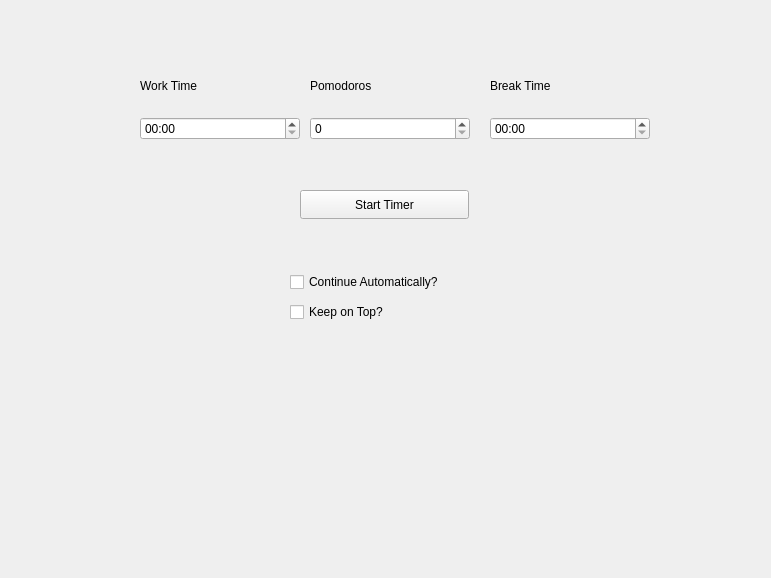
Above: mainwindow.ui from alexandra-len/PomodoroTimer before the change. Below: the same form after it.
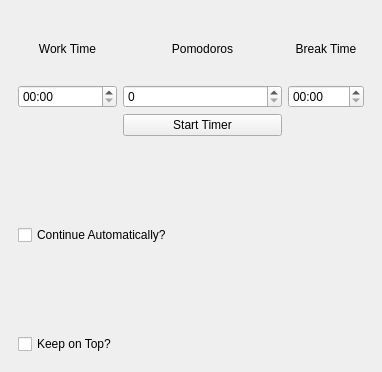
That is the form after the change.

Commit message:
resizing correctly
still messy code

Diff of the .ui file:
```diff
--- a/mainwindow.ui
+++ b/mainwindow.ui
@@ -6,71 +6,35 @@
    <rect>
     <x>0</x>
     <y>0</y>
-    <width>771</width>
-    <height>578</height>
+    <width>382</width>
+    <height>372</height>
    </rect>
   </property>
   <property name="windowTitle">
    <string>MainWindow</string>
   </property>
   <widget class="QWidget" name="centralwidget">
+   <layout class="QGridLayout" name="gridLayout_7">
+    <item row="0" column="0">
    <widget class="QStackedWidget" name="stackedWidget">
-    <property name="geometry">
-     <rect>
-      <x>-10</x>
-      <y>0</y>
-      <width>781</width>
-      <height>581</height>
-     </rect>
+      <property name="autoFillBackground">
+       <bool>false</bool>
     </property>
     <property name="currentIndex">
      <number>0</number>
     </property>
     <widget class="QWidget" name="page">
-     <widget class="QWidget" name="gridLayoutWidget_2">
-      <property name="geometry">
-       <rect>
-        <x>150</x>
-        <y>60</y>
-        <width>160</width>
-        <height>80</height>
-       </rect>
-      </property>
-      <layout class="QGridLayout" name="gridLayout_2">
-       <item row="2" column="0">
-        <widget class="QTimeEdit" name="setWork">
-         <property name="currentSection">
-          <enum>QDateTimeEdit::Section::MinuteSection</enum>
-         </property>
-         <property name="displayFormat">
-          <string>mm:ss</string>
-         </property>
-        </widget>
-       </item>
-       <item row="1" column="0">
-        <widget class="QLabel" name="label">
-         <property name="text">
-          <string>Work Time</string>
-         </property>
-        </widget>
-       </item>
-      </layout>
-     </widget>
-     <widget class="QWidget" name="gridLayoutWidget_3">
-      <property name="geometry">
-       <rect>
-        <x>500</x>
-        <y>60</y>
-        <width>160</width>
-        <height>80</height>
-       </rect>
-      </property>
+       <layout class="QGridLayout" name="gridLayout_5">
+        <item row="0" column="3">
       <layout class="QGridLayout" name="gridLayout_3">
        <item row="0" column="0">
         <widget class="QLabel" name="label_2">
          <property name="text">
           <string>Break Time</string>
          </property>
+            <property name="alignment">
+             <set>Qt::AlignmentFlag::AlignCenter</set>
+            </property>
         </widget>
        </item>
        <item row="1" column="0">
@@ -84,104 +48,99 @@
         </widget>
        </item>
       </layout>
-     </widget>
+        </item>
+        <item row="1" column="1" colspan="2">
      <widget class="QPushButton" name="startBtn">
-      <property name="geometry">
-       <rect>
-        <x>310</x>
-        <y>190</y>
-        <width>169</width>
-        <height>29</height>
-       </rect>
-      </property>
       <property name="text">
        <string>Start Timer</string>
       </property>
      </widget>
-     <widget class="QWidget" name="gridLayoutWidget_4">
-      <property name="geometry">
-       <rect>
-        <x>320</x>
-        <y>60</y>
-        <width>160</width>
-        <height>80</height>
-       </rect>
-      </property>
-      <layout class="QGridLayout" name="gridLayout_4">
-       <item row="1" column="0">
-        <widget class="QSpinBox" name="pomodoroNr"/>
        </item>
        <item row="0" column="0">
-        <widget class="QLabel" name="label_3">
+         <layout class="QGridLayout" name="gridLayout_2">
+          <item row="2" column="0">
+           <widget class="QTimeEdit" name="setWork">
+            <property name="currentSection">
+             <enum>QDateTimeEdit::Section::MinuteSection</enum>
+            </property>
+            <property name="displayFormat">
+             <string>mm:ss</string>
+            </property>
+           </widget>
+          </item>
+          <item row="1" column="0">
+           <widget class="QLabel" name="label">
          <property name="text">
-          <string>Pomodoros</string>
+             <string>Work Time</string>
+            </property>
+            <property name="alignment">
+             <set>Qt::AlignmentFlag::AlignCenter</set>
          </property>
         </widget>
        </item>
       </layout>
-     </widget>
+        </item>
+        <item row="3" column="2">
      <widget class="QLabel" name="warningTxt">
-      <property name="geometry">
-       <rect>
-        <x>370</x>
-        <y>280</y>
-        <width>63</width>
-        <height>20</height>
-       </rect>
-      </property>
       <property name="text">
        <string/>
       </property>
      </widget>
+        </item>
+        <item row="2" column="0" rowspan="2" colspan="2">
      <widget class="QCheckBox" name="continueCheckBox">
-      <property name="geometry">
-       <rect>
-        <x>300</x>
-        <y>270</y>
-        <width>191</width>
-        <height>24</height>
-       </rect>
-      </property>
       <property name="text">
        <string>Continue Automatically?</string>
       </property>
      </widget>
+        </item>
+        <item row="4" column="0">
      <widget class="QCheckBox" name="keepOnTopCheckBox">
-      <property name="geometry">
-       <rect>
-        <x>300</x>
-        <y>300</y>
-        <width>191</width>
-        <height>24</height>
-       </rect>
-      </property>
       <property name="text">
        <string>Keep on Top?</string>
       </property>
      </widget>
+        </item>
+        <item row="0" column="1" colspan="2">
+         <layout class="QGridLayout" name="gridLayout_4">
+          <item row="1" column="0">
+           <widget class="QSpinBox" name="pomodoroNr"/>
+          </item>
+          <item row="0" column="0">
+           <widget class="QLabel" name="label_3">
+            <property name="text">
+             <string>Pomodoros</string>
+            </property>
+            <property name="alignment">
+             <set>Qt::AlignmentFlag::AlignCenter</set>
+            </property>
+           </widget>
+          </item>
+         </layout>
+        </item>
+       </layout>
     </widget>
     <widget class="QWidget" name="page_2">
-     <widget class="QWidget" name="gridLayoutWidget">
-      <property name="geometry">
-       <rect>
-        <x>310</x>
-        <y>120</y>
-        <width>171</width>
-        <height>171</height>
-       </rect>
-      </property>
+       <layout class="QGridLayout" name="gridLayout_6">
+        <item row="0" column="0">
       <layout class="QGridLayout" name="gridLayout">
+          <item row="3" column="0">
+           <widget class="QPushButton" name="skipBtn">
+            <property name="text">
+             <string>Skip Timer</string>
+            </property>
+           </widget>
+          </item>
        <item row="0" column="0" alignment="Qt::AlignmentFlag::AlignHCenter">
         <widget class="QLabel" name="timerTxt">
          <property name="text">
           <string>00:00</string>
          </property>
-        </widget>
-       </item>
-       <item row="1" column="0">
-        <widget class="QPushButton" name="pauseBtn">
-         <property name="text">
-          <string>Start Timer</string>
+            <property name="scaledContents">
+             <bool>true</bool>
+            </property>
+            <property name="alignment">
+             <set>Qt::AlignmentFlag::AlignCenter</set>
          </property>
         </widget>
        </item>
@@ -192,13 +151,6 @@
          </property>
         </widget>
        </item>
-       <item row="3" column="0">
-        <widget class="QPushButton" name="skipBtn">
-         <property name="text">
-          <string>Skip Timer</string>
-         </property>
-        </widget>
-       </item>
        <item row="2" column="0">
         <widget class="QPushButton" name="continueBtn">
          <property name="text">
@@ -206,23 +158,30 @@
          </property>
         </widget>
        </item>
-      </layout>
-     </widget>
+          <item row="1" column="0">
+           <widget class="QPushButton" name="pauseBtn">
+            <property name="text">
+             <string>Start Timer</string>
+            </property>
+           </widget>
+          </item>
+         </layout>
+        </item>
+        <item row="1" column="0">
      <widget class="QLabel" name="pomodorosLeft">
-      <property name="geometry">
-       <rect>
-        <x>310</x>
-        <y>330</y>
-        <width>361</width>
-        <height>31</height>
-       </rect>
-      </property>
       <property name="text">
        <string>Pomodoros left:</string>
       </property>
-     </widget>
-    </widget>
-   </widget>
+          <property name="alignment">
+           <set>Qt::AlignmentFlag::AlignCenter</set>
+          </property>
+         </widget>
+        </item>
+       </layout>
+      </widget>
+     </widget>
+    </item>
+   </layout>
   </widget>
  </widget>
  <resources/>
```
Lines whose indentation alone changed are shown as unchanged. The commit also changes 2 other files.
